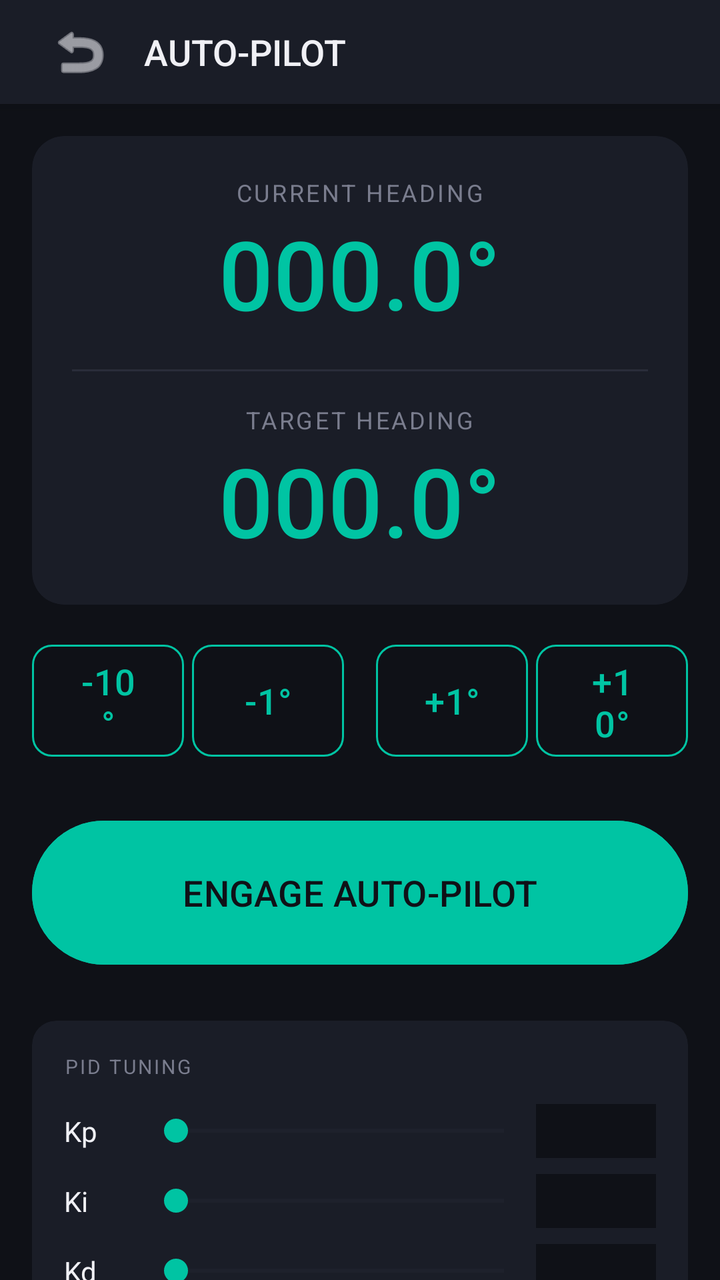
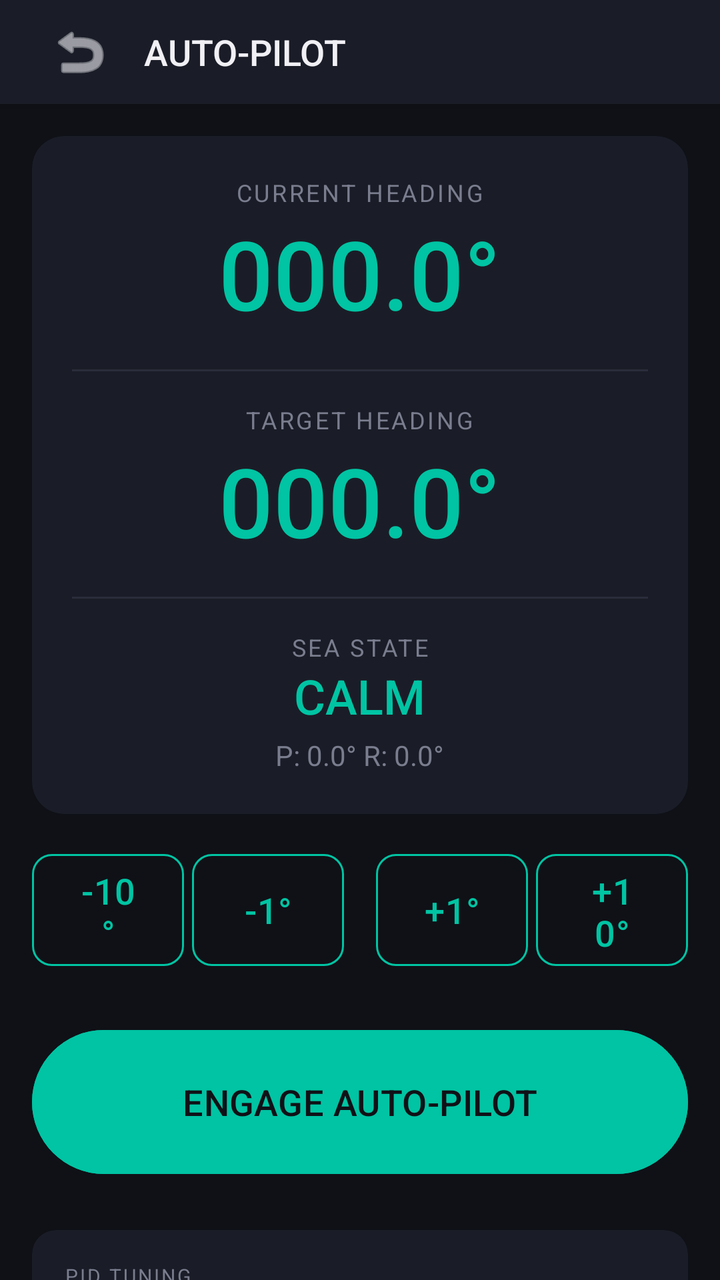

Two renders of the same Android screen: before a commit and after it. Below are the layout's source before the change and the commit's diff.
<!-- AndroidManifest.xml: application theme Theme.TorqeedoController -->
<!-- res/layout/activity_autopilot.xml -->
<?xml version="1.0" encoding="utf-8"?>
<androidx.constraintlayout.widget.ConstraintLayout xmlns:android="http://schemas.android.com/apk/res/android"
    xmlns:app="http://schemas.android.com/apk/res-auto"
    android:layout_width="match_parent"
    android:layout_height="match_parent"
    android:background="@color/bg_primary">

    <LinearLayout
        android:id="@+id/header"
        android:layout_width="match_parent"
        android:layout_height="52dp"
        android:background="@color/bg_surface"
        android:gravity="center_vertical"
        android:orientation="horizontal"
        android:paddingHorizontal="16dp"
        android:elevation="4dp"
        app:layout_constraintTop_toTopOf="parent">

        <ImageButton
            android:id="@+id/btnBack"
            android:layout_width="48dp"
            android:layout_height="48dp"
            android:background="?attr/selectableItemBackgroundBorderless"
            android:src="@android:drawable/ic_menu_revert"
            app:tint="@color/text_primary" />

        <TextView
            android:layout_width="wrap_content"
            android:layout_height="wrap_content"
            android:text="AUTO-PILOT"
            android:textColor="@color/text_primary"
            android:textSize="18sp"
            android:fontFamily="sans-serif-medium"
            android:layout_marginStart="8dp" />
    </LinearLayout>

    <androidx.core.widget.NestedScrollView
        android:layout_width="match_parent"
        android:layout_height="0dp"
        app:layout_constraintTop_toBottomOf="@id/header"
        app:layout_constraintBottom_toBottomOf="parent">

        <LinearLayout
            android:layout_width="match_parent"
            android:layout_height="wrap_content"
            android:orientation="vertical"
            android:padding="16dp">

            
            <androidx.cardview.widget.CardView
                android:layout_width="match_parent"
                android:layout_height="wrap_content"
                android:layout_marginBottom="16dp"
                app:cardBackgroundColor="@color/bg_surface"
                app:cardCornerRadius="16dp"
                app:cardElevation="0dp">

                <LinearLayout
                    android:layout_width="match_parent"
                    android:layout_height="wrap_content"
                    android:orientation="vertical"
                    android:padding="20dp"
                    android:gravity="center">

                    <TextView
                        android:layout_width="wrap_content"
                        android:layout_height="wrap_content"
                        android:text="CURRENT HEADING"
                        android:textColor="@color/text_secondary"
                        android:textSize="12sp"
                        android:letterSpacing="0.1" />

                    <TextView
                        android:id="@+id/tvCurrentHeading"
                        android:layout_width="wrap_content"
                        android:layout_height="wrap_content"
                        android:text="000.0°"
                        android:textColor="@color/accent_primary"
                        android:textSize="48sp"
                        android:fontFamily="sans-serif-medium" />

                    <View
                        android:layout_width="match_parent"
                        android:layout_height="1dp"
                        android:background="@color/border_subtle"
                        android:layout_marginVertical="16dp" />

                    <TextView
                        android:layout_width="wrap_content"
                        android:layout_height="wrap_content"
                        android:text="TARGET HEADING"
                        android:textColor="@color/text_secondary"
                        android:textSize="12sp"
                        android:letterSpacing="0.1" />

                    <TextView
                        android:id="@+id/tvTargetHeading"
                        android:layout_width="wrap_content"
                        android:layout_height="wrap_content"
                        android:text="000.0°"
                        android:textColor="@color/status_connected"
                        android:textSize="48sp"
                        android:fontFamily="sans-serif-medium" />
                </LinearLayout>
            </androidx.cardview.widget.CardView>

            
            <LinearLayout
                android:layout_width="match_parent"
                android:layout_height="wrap_content"
                android:orientation="horizontal"
                android:gravity="center"
                android:layout_marginBottom="24dp">

                <Button
                    android:id="@+id/btnHdgMinus10"
                    style="@style/Widget.TorqeedoController.Button.Secondary"
                    android:layout_width="0dp"
                    android:layout_height="64dp"
                    android:layout_weight="1"
                    android:text="-10°"
                    android:layout_marginEnd="4dp"/>

                <Button
                    android:id="@+id/btnHdgMinus1"
                    style="@style/Widget.TorqeedoController.Button.Secondary"
                    android:layout_width="0dp"
                    android:layout_height="64dp"
                    android:layout_weight="1"
                    android:text="-1°"
                    android:layout_marginEnd="8dp"/>

                <Button
                    android:id="@+id/btnHdgPlus1"
                    style="@style/Widget.TorqeedoController.Button.Secondary"
                    android:layout_width="0dp"
                    android:layout_height="64dp"
                    android:layout_weight="1"
                    android:text="+1°"
                    android:layout_marginStart="8dp"/>

                <Button
                    android:id="@+id/btnHdgPlus10"
                    style="@style/Widget.TorqeedoController.Button.Secondary"
                    android:layout_width="0dp"
                    android:layout_height="64dp"
                    android:layout_weight="1"
                    android:text="+10°"
                    android:layout_marginStart="4dp"/>
            </LinearLayout>

            
            <com.google.android.material.button.MaterialButton
                android:id="@+id/btnToggleAutoPilot"
                android:layout_width="match_parent"
                android:layout_height="80dp"
                android:text="ENGAGE AUTO-PILOT"
                android:textSize="18sp"
                app:cornerRadius="40dp"
                android:layout_marginBottom="24dp"
                android:backgroundTint="@color/status_connected" />

            
            <androidx.cardview.widget.CardView
                android:layout_width="match_parent"
                android:layout_height="wrap_content"
                android:layout_marginBottom="16dp"
                app:cardBackgroundColor="@color/bg_surface"
                app:cardCornerRadius="12dp"
                app:cardElevation="0dp">

                <LinearLayout
                    android:layout_width="match_parent"
                    android:layout_height="wrap_content"
                    android:orientation="vertical"
                    android:padding="16dp">

                    <TextView
                        android:layout_width="wrap_content"
                        android:layout_height="wrap_content"
                        android:text="PID TUNING"
                        android:textColor="@color/text_secondary"
                        android:textSize="10sp"
                        android:letterSpacing="0.1"
                        android:layout_marginBottom="12dp" />

                    
                    <LinearLayout
                        android:layout_width="match_parent"
                        android:layout_height="wrap_content"
                        android:orientation="horizontal"
                        android:gravity="center_vertical"
                        android:layout_marginBottom="8dp">
                        <TextView
                            android:layout_width="40dp"
                            android:layout_height="wrap_content"
                            android:text="Kp"
                            android:textColor="@color/text_primary" />
                        <SeekBar
                            android:id="@+id/sbKp"
                            android:layout_width="0dp"
                            android:layout_height="wrap_content"
                            android:layout_weight="1"
                            android:max="50" />
                        <EditText
                            android:id="@+id/etKp"
                            android:layout_width="60dp"
                            android:layout_height="wrap_content"
                            android:inputType="numberDecimal"
                            android:gravity="center"
                            android:textSize="14sp"
                            android:background="@color/bg_primary"
                            android:padding="4dp"
                            android:imeOptions="actionDone" />
                    </LinearLayout>

                    
                    <LinearLayout
                        android:layout_width="match_parent"
                        android:layout_height="wrap_content"
                        android:orientation="horizontal"
                        android:gravity="center_vertical"
                        android:layout_marginBottom="8dp">
                        <TextView
                            android:layout_width="40dp"
                            android:layout_height="wrap_content"
                            android:text="Ki"
                            android:textColor="@color/text_primary" />
                        <SeekBar
                            android:id="@+id/sbKi"
                            android:layout_width="0dp"
                            android:layout_height="wrap_content"
                            android:layout_weight="1"
                            android:max="50" />
                        <EditText
                            android:id="@+id/etKi"
                            android:layout_width="60dp"
                            android:layout_height="wrap_content"
                            android:inputType="numberDecimal"
                            android:gravity="center"
                            android:textSize="14sp"
                            android:background="@color/bg_primary"
                            android:padding="4dp"
                            android:imeOptions="actionDone" />
                    </LinearLayout>

                    
                    <LinearLayout
                        android:layout_width="match_parent"
                        android:layout_height="wrap_content"
                        android:orientation="horizontal"
                        android:gravity="center_vertical">
                        <TextView
                            android:layout_width="40dp"
                            android:layout_height="wrap_content"
                            android:text="Kd"
                            android:textColor="@color/text_primary" />
                        <SeekBar
                            android:id="@+id/sbKd"
                            android:layout_width="0dp"
                            android:layout_height="wrap_content"
                            android:layout_weight="1"
                            android:max="50" />
                        <EditText
                            android:id="@+id/etKd"
                            android:layout_width="60dp"
                            android:layout_height="wrap_content"
                            android:inputType="numberDecimal"
                            android:gravity="center"
                            android:textSize="14sp"
                            android:background="@color/bg_primary"
                            android:padding="4dp"
                            android:imeOptions="actionDone" />
                    </LinearLayout>
                </LinearLayout>
            </androidx.cardview.widget.CardView>

            
            <androidx.cardview.widget.CardView
                android:layout_width="match_parent"
                android:layout_height="wrap_content"
                app:cardBackgroundColor="@color/bg_surface"
                app:cardCornerRadius="12dp"
                app:cardElevation="0dp">

                <LinearLayout
                    android:layout_width="match_parent"
                    android:layout_height="wrap_content"
                    android:orientation="horizontal"
                    android:padding="16dp"
                    android:baselineAligned="false">

                    <LinearLayout
                        android:layout_width="0dp"
                        android:layout_height="wrap_content"
                        android:layout_weight="1"
                        android:orientation="vertical"
                        android:gravity="center">
                        <TextView
                            android:id="@+id/tvRudderPos"
                            android:layout_width="wrap_content"
                            android:layout_height="wrap_content"
                            android:text="0%"
                            android:textColor="@color/accent_primary"
                            android:textSize="20sp"
                            android:fontFamily="sans-serif-medium" />
                        <TextView
                            android:layout_width="wrap_content"
                            android:layout_height="wrap_content"
                            android:text="RUDDER"
                            android:textColor="@color/text_secondary"
                            android:textSize="10sp" />
                    </LinearLayout>

                    <View
                        android:layout_width="1dp"
                        android:layout_height="match_parent"
                        android:background="@color/border_subtle" />

                    <LinearLayout
                        android:layout_width="0dp"
                        android:layout_height="wrap_content"
                        android:layout_weight="1"
                        android:orientation="vertical"
                        android:gravity="center">
                        <TextView
                            android:id="@+id/tvSpeed"
                            android:layout_width="wrap_content"
                            android:layout_height="wrap_content"
                            android:text="0%"
                            android:textColor="@color/accent_primary"
                            android:textSize="20sp"
                            android:fontFamily="sans-serif-medium" />
                        <TextView
                            android:layout_width="wrap_content"
                            android:layout_height="wrap_content"
                            android:text="THROTTLE"
                            android:textColor="@color/text_secondary"
                            android:textSize="10sp" />
                    </LinearLayout>

                </LinearLayout>
            </androidx.cardview.widget.CardView>

        </LinearLayout>
    </androidx.core.widget.NestedScrollView>

</androidx.constraintlayout.widget.ConstraintLayout>
<!-- resources referenced by this layout -->
<resources>
  <color name="accent_primary">#00C4A3</color>
  <color name="bg_primary">#0F1117</color>
  <color name="bg_surface">#1A1D27</color>
  <color name="border_subtle">#2A2D3A</color>
  <color name="status_connected">#00C4A3</color>
  <color name="text_primary">#F0F0F5</color>
  <color name="text_secondary">#7A7D8E</color>
  <style name="Widget.TorqeedoController.Button.Secondary" parent="Widget.Material3.Button.OutlinedButton">
          <item name="strokeColor">@color/accent_primary</item>
          <item name="strokeWidth">1dp</item>
          <item name="android:textColor">@color/accent_primary</item>
          <item name="android:textSize">18dp</item>
          <item name="cornerRadius">10dp</item>
          <item name="android:stateListAnimator">@null</item>
      </style>
  <style name="Theme.TorqeedoController" parent="Theme.Material3.Dark.NoActionBar">
          
          <item name="colorPrimary">@color/accent_primary</item>
          <item name="colorOnPrimary">@color/bg_primary</item>
          <item name="colorPrimaryContainer">@color/accent_dark</item>
          <item name="colorOnPrimaryContainer">@color/text_primary</item>
  
          
          <item name="colorSurface">@color/bg_surface</item>
          <item name="colorOnSurface">@color/text_primary</item>
          <item name="colorSurfaceVariant">@color/bg_surface</item>
          <item name="colorOnSurfaceVariant">@color/text_secondary</item>
  
          
          <item name="android:colorBackground">@color/bg_primary</item>
          <item name="colorOnBackground">@color/text_primary</item>
  
          
          <item name="android:windowBackground">@color/bg_primary</item>
          <item name="android:statusBarColor">@color/bg_surface</item>
          <item name="android:navigationBarColor">@color/bg_primary</item>
          <item name="android:windowLightStatusBar">false</item>
          <item name="android:windowLightNavigationBar">false</item>
  
          
          <item name="colorControlActivated">@color/accent_primary</item>
          <item name="colorControlNormal">@color/border_subtle</item>
      </style>
  <color name="accent_dark">#00977E</color>
</resources>

<!-- the commit's change to res/layout/activity_autopilot.xml (unified diff, before → after) -->
@@ -101,6 +101,38 @@
                         android:textColor="@color/status_connected"
                         android:textSize="48sp"
                         android:fontFamily="sans-serif-medium" />
+
+                    <View
+                        android:layout_width="match_parent"
+                        android:layout_height="1dp"
+                        android:background="@color/border_subtle"
+                        android:layout_marginVertical="16dp" />
+
+                    <TextView
+                        android:layout_width="wrap_content"
+                        android:layout_height="wrap_content"
+                        android:text="SEA STATE"
+                        android:textColor="@color/text_secondary"
+                        android:textSize="12sp"
+                        android:letterSpacing="0.1" />
+
+                    <TextView
+                        android:id="@+id/tvSeaState"
+                        android:layout_width="wrap_content"
+                        android:layout_height="wrap_content"
+                        android:text="CALM"
+                        android:textColor="@color/status_connected"
+                        android:textSize="24sp"
+                        android:fontFamily="sans-serif-medium" />
+
+                    <TextView
+                        android:id="@+id/tvPitchRoll"
+                        android:layout_width="wrap_content"
+                        android:layout_height="wrap_content"
+                        android:text="P: 0.0° R: 0.0°"
+                        android:textColor="@color/text_secondary"
+                        android:textSize="14sp"
+                        android:layout_marginTop="4dp" />
                 </LinearLayout>
             </androidx.cardview.widget.CardView>
 
